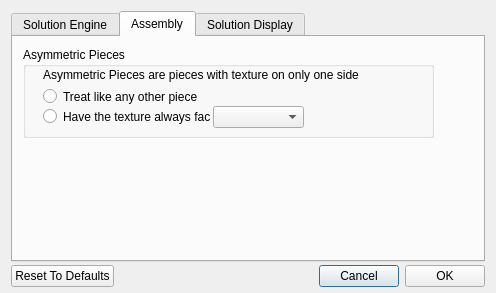
Qt form src/OptionsDlg.ui (shooshx/happysolver) before a commit.
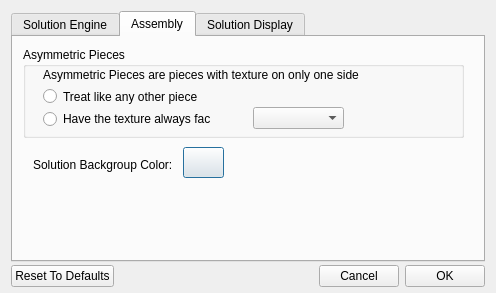
The same form after that commit. The open tabs and pages were chosen to show the change. Icons and pictures are not drawn.

Commit message: Update of recent work background color shaking up some qt dependencies vs2012 qt 5.1.0

```diff
--- a/src/OptionsDlg.ui
+++ b/src/OptionsDlg.ui
@@ -390,7 +390,7 @@
         <rect>
          <x>10</x>
          <y>10</y>
-         <width>411</width>
+         <width>441</width>
          <height>91</height>
         </rect>
        </property>
@@ -401,9 +401,9 @@
         <property name="geometry">
          <rect>
           <x>20</x>
-          <y>60</y>
+          <y>62</y>
           <width>167</width>
-          <height>19</height>
+          <height>20</height>
          </rect>
         </property>
         <property name="text">
@@ -439,14 +439,40 @@
        <widget class="QComboBox" name="AP_faceWhere">
         <property name="geometry">
          <rect>
-          <x>190</x>
-          <y>59</y>
+          <x>230</x>
+          <y>60</y>
           <width>91</width>
           <height>22</height>
          </rect>
         </property>
        </widget>
       </widget>
+      <widget class="QLabel" name="label_2">
+       <property name="geometry">
+        <rect>
+         <x>20</x>
+         <y>120</y>
+         <width>141</width>
+         <height>16</height>
+        </rect>
+       </property>
+       <property name="text">
+        <string>Solution Backgroup Color:</string>
+       </property>
+      </widget>
+      <widget class="QPushButton" name="bkColor">
+       <property name="geometry">
+        <rect>
+         <x>170</x>
+         <y>110</y>
+         <width>41</width>
+         <height>31</height>
+        </rect>
+       </property>
+       <property name="text">
+        <string/>
+       </property>
+      </widget>
      </widget>
      <widget class="QWidget" name="SDtab">
       <attribute name="title">
```
Left out of the diff: 2 changed lines with no effect on the pictures. The commit also changes 58 other files.
